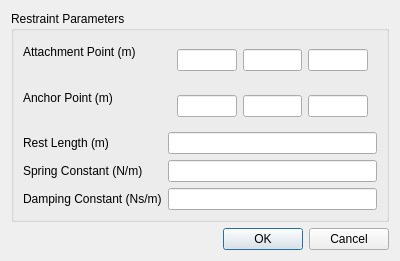
Before: the Qt Designer form baramFlow/view/setup/dynamic_mesh/restraints/translational_spring_dialog.ui in xupeiwust/baram, drawn with Qt 5.
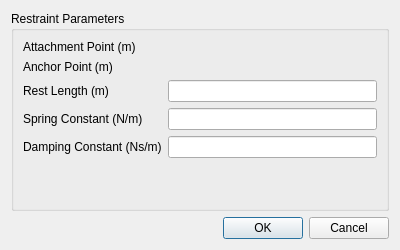
After: the same form once the commit is applied. Custom widgets are drawn as their Qt base class.

Commit message: Vector is used for vector inputs

Diff of the .ui file:
```diff
--- a/baramFlow/view/setup/dynamic_mesh/restraints/translational_spring_dialog.ui
+++ b/baramFlow/view/setup/dynamic_mesh/restraints/translational_spring_dialog.ui
@@ -28,19 +28,7 @@
        </widget>
       </item>
       <item row="0" column="1">
-       <widget class="QWidget" name="attachmentPointWidget" native="true">
-        <layout class="QHBoxLayout" name="attachmentPointLayout">
-         <item>
-          <widget class="QLineEdit" name="attachmentPointX"/>
-         </item>
-         <item>
-          <widget class="QLineEdit" name="attachmentPointY"/>
-         </item>
-         <item>
-          <widget class="QLineEdit" name="attachmentPointZ"/>
-         </item>
-        </layout>
-       </widget>
+       <widget class="VectorWidget" name="attachmentPoint"/>
       </item>
       <item row="1" column="0">
        <widget class="QLabel" name="anchorPointLabel">
@@ -50,19 +38,7 @@
        </widget>
       </item>
       <item row="1" column="1">
-       <widget class="QWidget" name="anchorPointWidget" native="true">
-        <layout class="QHBoxLayout" name="anchorPointLayout">
-         <item>
-          <widget class="QLineEdit" name="anchorPointX"/>
-         </item>
-         <item>
-          <widget class="QLineEdit" name="anchorPointY"/>
-         </item>
-         <item>
-          <widget class="QLineEdit" name="anchorPointZ"/>
-         </item>
-        </layout>
-       </widget>
+       <widget class="VectorWidget" name="anchorPoint"/>
       </item>
       <item row="2" column="0">
        <widget class="QLabel" name="restLengthLabel">
@@ -106,6 +82,13 @@
    </item>
   </layout>
  </widget>
+ <customwidgets>
+  <customwidget>
+   <class>VectorWidget</class>
+   <extends>QWidget</extends>
+   <header>baramFlow.view.widgets.vector_widget</header>
+  </customwidget>
+ </customwidgets>
  <resources/>
  <connections/>
 </ui>
```
The commit also changes 26 other files.
